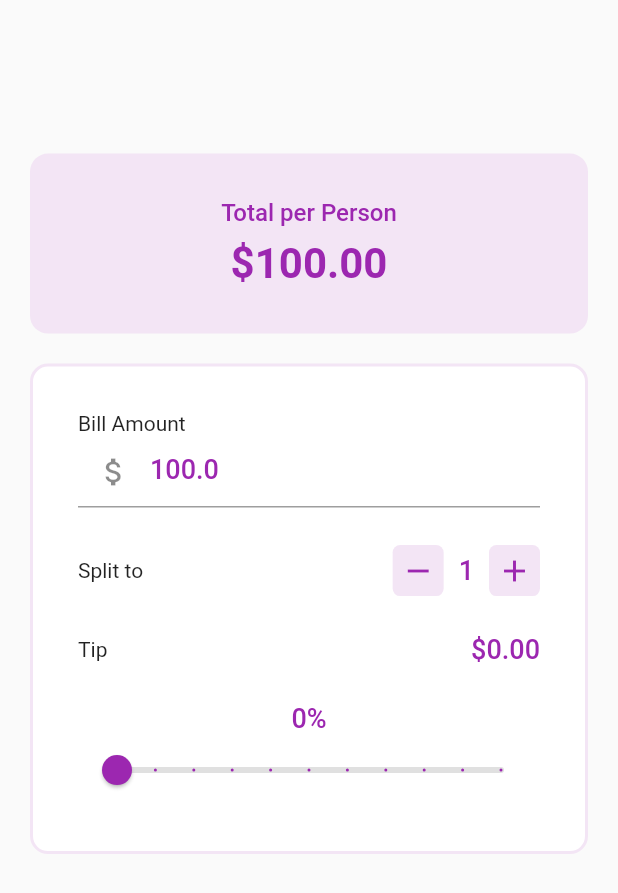
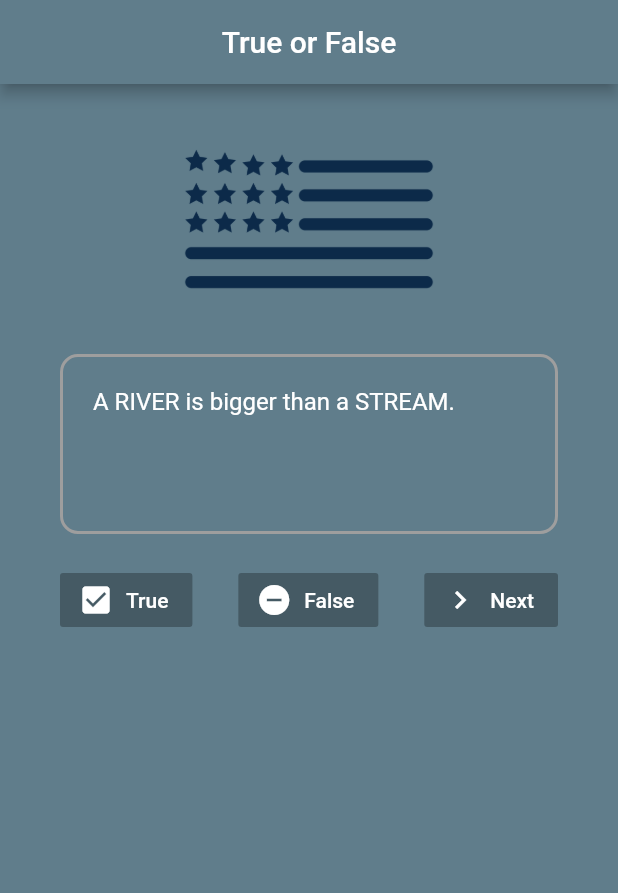
Before and after one commit to Mfdsix/Fluta-Basic-Apps, a Flutter app: the screen it shows after launch, on a phone screen of 412 x 824 dp. Shown: the top 893 px of the screen. Run offline on Flutter 3.47's test engine with Material 2 defaults, Android fonts, the phone set to English and light mode, and no system bars.

Commit message:
true or false added

```diff
--- a/lib/main.dart
+++ b/lib/main.dart
@@ -1,6 +1,6 @@
 import 'package:flutter/material.dart';
-import 'package:hello_world/ui/bill_splitter.dart';
+import 'package:hello_world/ui/assets.dart';
 
 void main() => runApp(new MaterialApp(
-  home : BillSplitter(),
+  home : AssetsExample(),
 ));
--- /dev/null
+++ b/lib/model/question.dart
@@ -0,0 +1,6 @@
+class Question {
+  String questionText;
+  bool isCorrect;
+
+  Question.name(this.questionText, this.isCorrect);
+}
--- /dev/null
+++ b/lib/ui/assets.dart
@@ -0,0 +1,118 @@
+import 'package:flutter/material.dart';
+import 'package:hello_world/model/question.dart';
+
+class AssetsExample extends StatefulWidget {
+  @override
+  _AssetsExampleState createState() => _AssetsExampleState();
+}
+
+class _AssetsExampleState extends State<AssetsExample> {
+  List questions = [
+    Question.name("A RIVER is bigger than a STREAM.", true),
+    Question.name("There are one thousand years in a CENTURY.", false),
+    Question.name("FOUNDED is the past tense of FOUND.", false),
+    Question.name("ANSWER can be used as a noun and a verb.", true),
+    Question.name("SCARLET is a brilliant red colour.", true),
+    Question.name("USED TO DOING and USED TO DO mean the same thing.", false),
+    Question.name("You can use IMPROVE as a noun and as a verb.", false),
+    Question.name("DOZEN is equivalent to 20.", true),
+    Question.name("The past tense of FIND is FOUND.", false),
+    Question.name(" EQUIVALENT TO is (more or less) the same as EQUAL TO.", true),
+  ];
+  int _position = 0;
+
+  @override
+  Widget build(BuildContext context) {
+    return Scaffold(
+        appBar: AppBar(
+          title: Text("True or False"),
+          centerTitle: true,
+          backgroundColor: Colors.blueGrey,
+        ),
+        backgroundColor: Colors.blueGrey,
+        body: Builder(
+                  builder: (BuildContext context) => Container(
+            child: Column(
+              mainAxisAlignment: MainAxisAlignment.center,
+              children: <Widget>[
+                Center(
+                  child: Image.asset(
+                    "images/flag.png",
+                    width: 260,
+                    height: 180,
+                  ),
+                ),
+                Container(
+                  padding: EdgeInsets.all(20.0),
+                  height: 120.0,
+                  width: MediaQuery.of(context).size.width,
+                  margin: EdgeInsets.symmetric(horizontal: 40.0),
+                  decoration: BoxDecoration(
+                    border: Border.all(color: Colors.grey.shade500, width: 2.0),
+                    borderRadius: BorderRadius.circular(12.0),
+                  ),
+                  child: Text(
+                    questions[_position].questionText,
+                    style: TextStyle(
+                      color: Colors.white,
+                      fontSize: 16.0,
+                    ),
+                    ),
+                ),
+                Container(
+                  padding: EdgeInsets.only(top: 20.0),
+                  margin: EdgeInsets.symmetric(horizontal: 40.0),
+                  width: MediaQuery.of(context).size.width,
+                  child: Row(
+                    mainAxisAlignment: MainAxisAlignment.spaceBetween,
+                    children: <Widget>[
+                      FlatButton.icon(
+                        onPressed: () => _giveAnswer(true, context),
+                        color: Colors.blueGrey.shade700,
+                        icon: Icon(Icons.check_box),
+                        textColor: Colors.white,
+                        label: Text("True"),
+                      ),
+                      FlatButton.icon(
+                        onPressed: () => _giveAnswer(false, context),
+                        color: Colors.blueGrey.shade700,
+                        icon: Icon(Icons.remove_circle),
+                        textColor: Colors.white,
+                        label: Text("False"),
+                      ),
+                      FlatButton.icon(
+                        onPressed: () => _nextQuestion(),
+                        color: Colors.blueGrey.shade700,
+                        icon: Icon(Icons.chevron_right),
+                        textColor: Colors.white,
+                        label: Text("Next"),
+                      ),
+                    ],
+                  ),
+                ),
+                Spacer(),
+              ],
+            ),
+          ),
+        ));
+  }
+
+  _giveAnswer(bool answer, BuildContext context) {
+    String message = "";
+    Color color = Colors.green;
+    if(answer == questions[_position].isCorrect){
+      message = "You are correct!";
+    }else{
+      message = "Oops, you are wrong !";
+      color = Colors.redAccent;
+    }
+    final snackbar = SnackBar(content: Text(message), backgroundColor: color,duration: Duration(seconds: 1),);
+    Scaffold.of(context).showSnackBar(snackbar);
+  }
+
+  _nextQuestion() {
+    setState(() {
+      _position = (_position+1) % questions.length;
+    });
+  }
+}
--- a/pubspec.yaml
+++ b/pubspec.yaml
@@ -41,8 +41,8 @@ flutter:
   uses-material-design: true
 
   # To add assets to your application, add an assets section, like this:
-  # assets:
-  #  - images/a_dot_burr.jpeg
+  assets:
+   - images/flag.png
   #  - images/a_dot_ham.jpeg
 
   # An image asset can refer to one or more resolution-specific "variants", see
```
Also changed, not shown: images/flag.png (added).
